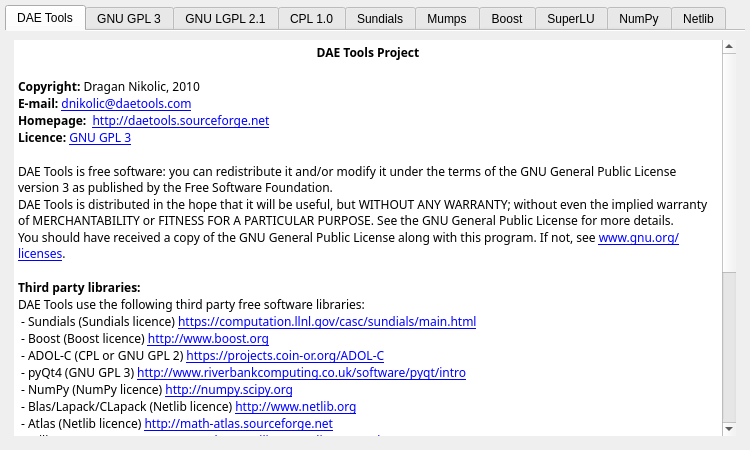
First picture: the form in trunk/python-files/daePlotter/about.ui, repository v1kko/daetools, before the edit.
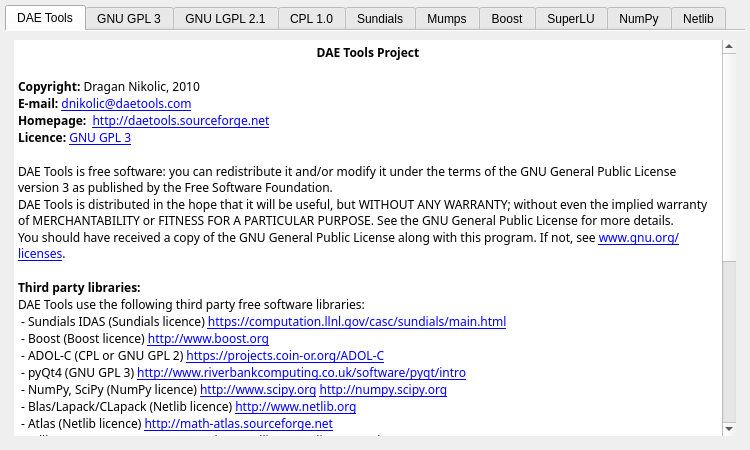
Second picture: the form after the edit. Icons and pictures are not drawn.

Patch:
```diff
--- a/trunk/python-files/daePlotter/about.ui
+++ b/trunk/python-files/daePlotter/about.ui
@@ -82,11 +82,11 @@
 &lt;p style=&quot;-qt-paragraph-type:empty; margin-top:0px; margin-bottom:0px; margin-left:0px; margin-right:0px; -qt-block-indent:0; text-indent:0px; font-size:9pt;&quot;&gt;&lt;/p&gt;
 &lt;p style=&quot; margin-top:0px; margin-bottom:0px; margin-left:0px; margin-right:0px; -qt-block-indent:0; text-indent:0px;&quot;&gt;&lt;span style=&quot; font-size:9pt; font-weight:600;&quot;&gt;Third party libraries:&lt;/span&gt;&lt;span style=&quot; font-size:9pt;&quot;&gt; &lt;/span&gt;&lt;/p&gt;
 &lt;p style=&quot; margin-top:0px; margin-bottom:0px; margin-left:0px; margin-right:0px; -qt-block-indent:0; text-indent:0px;&quot;&gt;&lt;span style=&quot; font-size:9pt;&quot;&gt;DAE Tools use the following third party free software libraries:&lt;/span&gt;&lt;/p&gt;
-&lt;p style=&quot; margin-top:0px; margin-bottom:0px; margin-left:0px; margin-right:0px; -qt-block-indent:0; text-indent:0px;&quot;&gt;&lt;span style=&quot; font-size:9pt;&quot;&gt; - Sundials (Sundials licence) &lt;/span&gt;&lt;a href=&quot;https://computation.llnl.gov/casc/sundials/main.html&quot;&gt;&lt;span style=&quot; font-size:9pt; text-decoration: underline; color:#0000ff;&quot;&gt;https://computation.llnl.gov/casc/sundials/main.html&lt;/span&gt;&lt;/a&gt;&lt;/p&gt;
+&lt;p style=&quot; margin-top:0px; margin-bottom:0px; margin-left:0px; margin-right:0px; -qt-block-indent:0; text-indent:0px;&quot;&gt;&lt;span style=&quot; font-size:9pt;&quot;&gt; - Sundials IDAS (Sundials licence) &lt;/span&gt;&lt;a href=&quot;https://computation.llnl.gov/casc/sundials/main.html&quot;&gt;&lt;span style=&quot; font-size:9pt; text-decoration: underline; color:#0000ff;&quot;&gt;https://computation.llnl.gov/casc/sundials/main.html&lt;/span&gt;&lt;/a&gt;&lt;/p&gt;
 &lt;p style=&quot; margin-top:0px; margin-bottom:0px; margin-left:0px; margin-right:0px; -qt-block-indent:0; text-indent:0px;&quot;&gt;&lt;span style=&quot; font-size:9pt;&quot;&gt; - Boost (Boost licence) &lt;/span&gt;&lt;a href=&quot;http://www.boost.org&quot;&gt;&lt;span style=&quot; font-size:9pt; text-decoration: underline; color:#0000ff;&quot;&gt;http://www.boost.org&lt;/span&gt;&lt;/a&gt;&lt;/p&gt;
 &lt;p style=&quot; margin-top:0px; margin-bottom:0px; margin-left:0px; margin-right:0px; -qt-block-indent:0; text-indent:0px;&quot;&gt;&lt;span style=&quot; font-size:9pt;&quot;&gt; - ADOL-C (CPL or GNU GPL 2) &lt;/span&gt;&lt;a href=&quot;https://projects.coin-or.org/ADOL-C&quot;&gt;&lt;span style=&quot; font-size:9pt; text-decoration: underline; color:#0000ff;&quot;&gt;https://projects.coin-or.org/ADOL-C&lt;/span&gt;&lt;/a&gt;&lt;/p&gt;
 &lt;p style=&quot; margin-top:0px; margin-bottom:0px; margin-left:0px; margin-right:0px; -qt-block-indent:0; text-indent:0px;&quot;&gt;&lt;span style=&quot; font-size:9pt;&quot;&gt; - pyQt4 (GNU GPL 3) &lt;/span&gt;&lt;a href=&quot;http://qt.nokia.com, http://www.riverbankcomputing.co.uk/software/pyqt/intro&quot;&gt;&lt;span style=&quot; font-size:9pt; text-decoration: underline; color:#0000ff;&quot;&gt;http://www.riverbankcomputing.co.uk/software/pyqt/intro&lt;/span&gt;&lt;/a&gt;&lt;/p&gt;
-&lt;p style=&quot; margin-top:0px; margin-bottom:0px; margin-left:0px; margin-right:0px; -qt-block-indent:0; text-indent:0px;&quot;&gt;&lt;span style=&quot; font-size:9pt;&quot;&gt; - NumPy (NumPy licence) &lt;/span&gt;&lt;a href=&quot;http://numpy.scipy.org&quot;&gt;&lt;span style=&quot; font-size:9pt; text-decoration: underline; color:#0000ff;&quot;&gt;http://numpy.scipy.org&lt;/span&gt;&lt;/a&gt;&lt;/p&gt;
+&lt;p style=&quot; margin-top:0px; margin-bottom:0px; margin-left:0px; margin-right:0px; -qt-block-indent:0; text-indent:0px;&quot;&gt;&lt;span style=&quot; font-size:9pt;&quot;&gt; - NumPy, SciPy (NumPy licence) &lt;/span&gt;&lt;a href=&quot;http://www.scipy.org&quot;&gt;&lt;span style=&quot; font-size:9pt; text-decoration: underline; color:#0000ff;&quot;&gt;http://www.scipy.org&lt;/span&gt;&lt;/a&gt;&lt;span style=&quot; font-size:9pt;&quot;&gt; &lt;/span&gt;&lt;a href=&quot;http://numpy.scipy.org&quot;&gt;&lt;span style=&quot; font-size:9pt; text-decoration: underline; color:#0000ff;&quot;&gt;http://numpy.scipy.org&lt;/span&gt;&lt;/a&gt;&lt;/p&gt;
 &lt;p style=&quot; margin-top:0px; margin-bottom:0px; margin-left:0px; margin-right:0px; -qt-block-indent:0; text-indent:0px;&quot;&gt;&lt;span style=&quot; font-size:9pt;&quot;&gt; - Blas/Lapack/CLapack (Netlib licence) &lt;/span&gt;&lt;a href=&quot;http://www.netlib.org&quot;&gt;&lt;span style=&quot; font-size:9pt; text-decoration: underline; color:#0000ff;&quot;&gt;http://www.netlib.org&lt;/span&gt;&lt;/a&gt;&lt;/p&gt;
 &lt;p style=&quot; margin-top:0px; margin-bottom:0px; margin-left:0px; margin-right:0px; -qt-block-indent:0; text-indent:0px;&quot;&gt;&lt;span style=&quot; font-size:9pt;&quot;&gt; - Atlas (Netlib licence) &lt;/span&gt;&lt;a href=&quot;http://math-atlas.sourceforge.net&quot;&gt;&lt;span style=&quot; font-size:9pt; text-decoration: underline; color:#0000ff;&quot;&gt;http://math-atlas.sourceforge.net&lt;/span&gt;&lt;/a&gt;&lt;/p&gt;
 &lt;p style=&quot; margin-top:0px; margin-bottom:0px; margin-left:0px; margin-right:0px; -qt-block-indent:0; text-indent:0px;&quot;&gt;&lt;span style=&quot; font-size:9pt;&quot;&gt; - Trilinos Amesos (GNU LGPL 2.1+) &lt;/span&gt;&lt;a href=&quot;http://trilinos.sandia.gov/packages/amesos&quot;&gt;&lt;span style=&quot; font-size:9pt; text-decoration: underline; color:#0000ff;&quot;&gt;http://trilinos.sandia.gov/packages/amesos&lt;/span&gt;&lt;/a&gt;&lt;/p&gt;
@@ -94,7 +94,9 @@
 &lt;p style=&quot; margin-top:0px; margin-bottom:0px; margin-left:0px; margin-right:0px; -qt-block-indent:0; text-indent:0px;&quot;&gt;&lt;span style=&quot; font-size:9pt;&quot;&gt; - Umfpack (GNU GPL 2+) &lt;/span&gt;&lt;a href=&quot;http://www.cise.ufl.edu/research/sparse/umfpack&quot;&gt;&lt;span style=&quot; font-size:9pt; text-decoration: underline; color:#0000ff;&quot;&gt;http://www.cise.ufl.edu/research/sparse/umfpack&lt;/span&gt;&lt;/a&gt;&lt;/p&gt;
 &lt;p style=&quot; margin-top:0px; margin-bottom:0px; margin-left:0px; margin-right:0px; -qt-block-indent:0; text-indent:0px;&quot;&gt;&lt;span style=&quot; font-size:9pt;&quot;&gt; - MUMPS (public domain) &lt;/span&gt;&lt;a href=&quot;http://graal.ens-lyon.fr/MUMPS&quot;&gt;&lt;span style=&quot; font-size:9pt; text-decoration: underline; color:#0000ff;&quot;&gt;http://graal.ens-lyon.fr/MUMPS&lt;/span&gt;&lt;/a&gt;&lt;/p&gt;
 &lt;p style=&quot; margin-top:0px; margin-bottom:0px; margin-left:0px; margin-right:0px; -qt-block-indent:0; text-indent:0px;&quot;&gt;&lt;span style=&quot; font-size:9pt;&quot;&gt; - PORD (Juergen Schulze, University of Paderborn)&lt;/span&gt;&lt;/p&gt;
+&lt;p style=&quot; margin-top:0px; margin-bottom:0px; margin-left:0px; margin-right:0px; -qt-block-indent:0; text-indent:0px;&quot;&gt;&lt;span style=&quot; font-size:9pt;&quot;&gt; - IPOPT (CPL) &lt;/span&gt;&lt;a href=&quot;https://projects.coin-or.org/Ipopt&quot;&gt;&lt;span style=&quot; font-size:9pt; text-decoration: underline; color:#0000ff;&quot;&gt;https://projects.coin-or.org/Ipopt&lt;/span&gt;&lt;/a&gt;&lt;/p&gt;
 &lt;p style=&quot; margin-top:0px; margin-bottom:0px; margin-left:0px; margin-right:0px; -qt-block-indent:0; text-indent:0px;&quot;&gt;&lt;span style=&quot; font-size:9pt;&quot;&gt; - Bonmin (CPL) &lt;/span&gt;&lt;a href=&quot;https://projects.coin-or.org/Bonmin&quot;&gt;&lt;span style=&quot; font-size:9pt; text-decoration: underline; color:#0000ff;&quot;&gt;https://projects.coin-or.org/Bonmin&lt;/span&gt;&lt;/a&gt;&lt;/p&gt;
+&lt;p style=&quot; margin-top:0px; margin-bottom:0px; margin-left:0px; margin-right:0px; -qt-block-indent:0; text-indent:0px;&quot;&gt;&lt;span style=&quot; font-size:9pt;&quot;&gt; - NLOPT (GNU LGPL 2.1+) &lt;/span&gt;&lt;a href=&quot;http://ab-initio.mit.edu/wiki/index.php/NLopt&quot;&gt;&lt;span style=&quot; font-size:9pt; text-decoration: underline; color:#0000ff;&quot;&gt;http://ab-initio.mit.edu/wiki/index.php/NLopt&lt;/span&gt;&lt;/a&gt;&lt;/p&gt;
 &lt;p style=&quot;-qt-paragraph-type:empty; margin-top:0px; margin-bottom:0px; margin-left:0px; margin-right:0px; -qt-block-indent:0; text-indent:0px; font-size:9pt;&quot;&gt;&lt;/p&gt;
 &lt;p style=&quot; margin-top:0px; margin-bottom:0px; margin-left:0px; margin-right:0px; -qt-block-indent:0; text-indent:0px;&quot;&gt;&lt;span style=&quot; font-size:9pt;&quot;&gt;DAE Tools can optionally use the following proprietary software libraries:&lt;/span&gt;&lt;/p&gt;
 &lt;p style=&quot; margin-top:0px; margin-bottom:0px; margin-left:0px; margin-right:0px; -qt-block-indent:0; text-indent:0px;&quot;&gt;&lt;span style=&quot; font-size:9pt;&quot;&gt; - Amd ACML &lt;/span&gt;&lt;a href=&quot;http://www.amd.com/acml&quot;&gt;&lt;span style=&quot; font-size:9pt; text-decoration: underline; color:#0000ff;&quot;&gt;http://www.amd.com/acml&lt;/span&gt;&lt;/a&gt;&lt;/p&gt;
```
